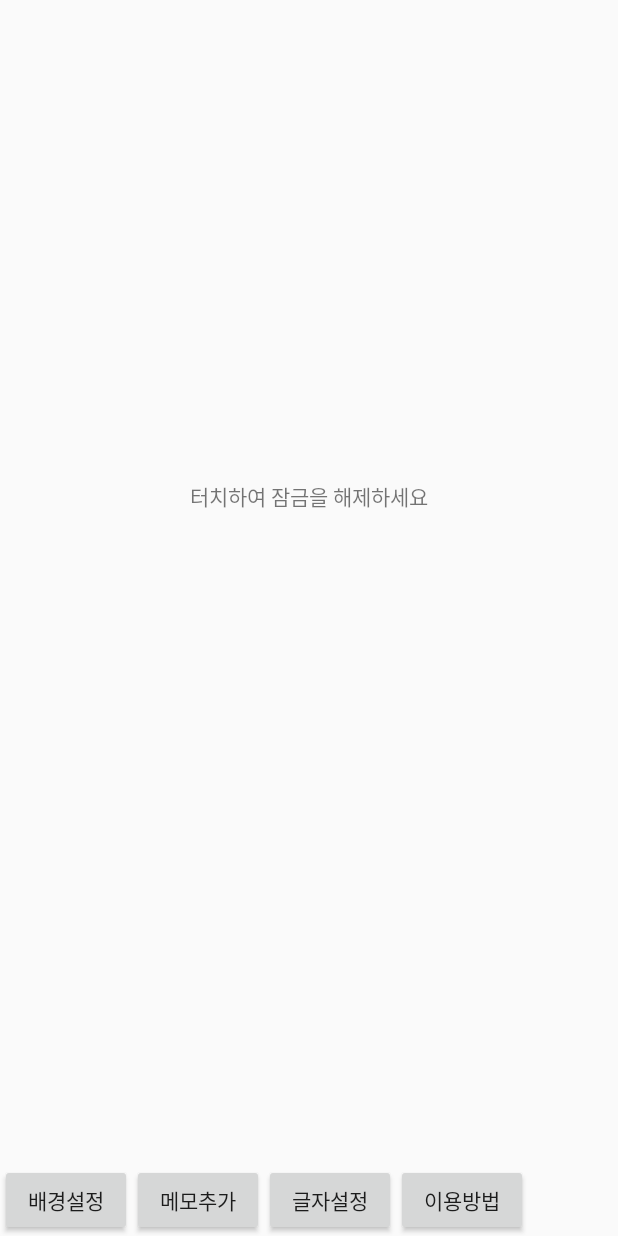
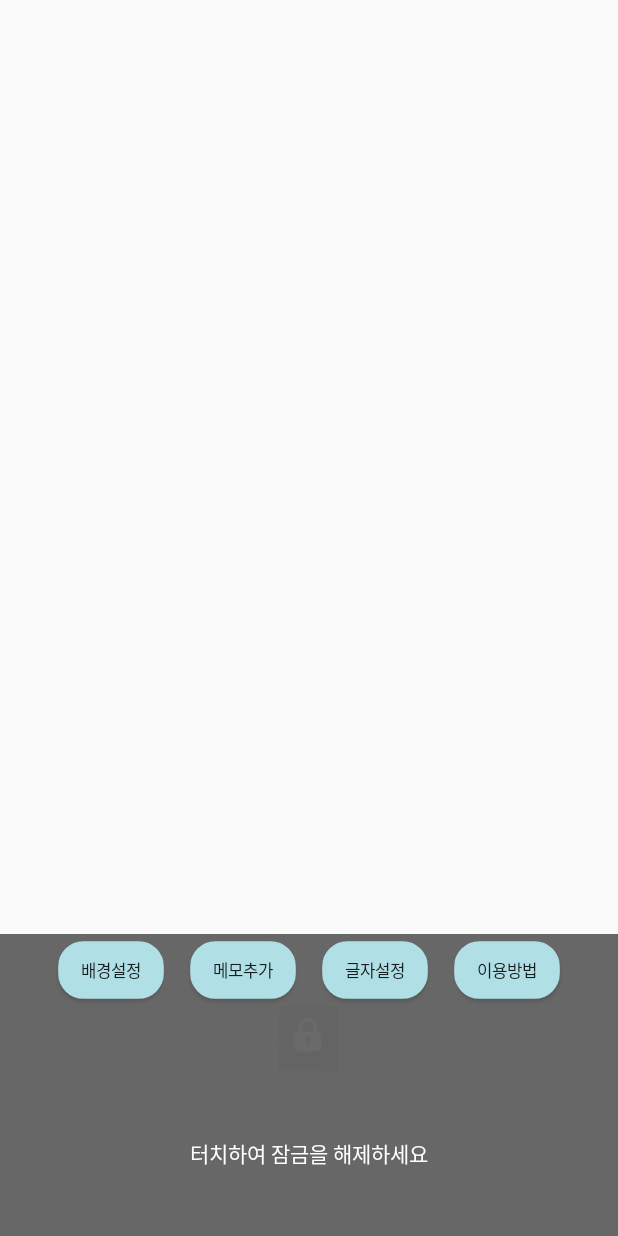
Before and after one commit to Byeon-jaeheon/MustRemember, an Android app: the screen it shows after launch (ConfigActivity), on a phone screen of 412 x 824 dp. Run offline under Robolectric (Android 15) with nearby library versions, the phone set to English and light mode, and no system bars.

Commit message:
layout changed and only moveto back when exclusively touchspace

```diff
--- a/app/src/main/java/com/example/leehk/lockscreenchanger/ConfigActivity.java
+++ b/app/src/main/java/com/example/leehk/lockscreenchanger/ConfigActivity.java
@@ -33,7 +33,9 @@ import android.widget.AdapterView;
 import android.widget.Button;
 import android.widget.DigitalClock;
 import android.widget.ImageView;
+import android.widget.LinearLayout;
 import android.widget.ListView;
+import android.widget.RelativeLayout;
 import android.widget.TextView;
 import android.widget.Toast;
 
@@ -115,12 +117,32 @@ public class ConfigActivity extends FragmentActivity {
         Drawable alpha = line.getBackground();
         alpha.setAlpha(100);
 
+        TextView touchspace = (TextView) findViewById(R.id.touchspace);
+        touchspace.setTextColor(Color.WHITE);
+
+        LinearLayout relate1 = (LinearLayout) findViewById(R.id.relative1);
+        relate1.setBackgroundColor(Color.BLACK);
+        Drawable alpha3 = relate1.getBackground();
+        alpha3.setAlpha(150);
+        ImageView lock = (ImageView) findViewById(R.id.lock) ;
+        lock.getBackground().setAlpha(5);
+
+
         onBtn= (Button)findViewById(R.id.btn1);
         memoBtn = (Button)findViewById(R.id.btn2);
         fontBtn = (Button)findViewById(R.id.btn3);
         helpBtn = (Button)findViewById(R.id.btn4);
+        onBtn.setScaleX((float)0.8);
+        onBtn.setScaleY((float)0.8);
+        memoBtn.setScaleX((float)0.8);
+        memoBtn.setScaleY((float)0.8);
+        fontBtn.setScaleX((float)0.8);
+        fontBtn.setScaleY((float)0.8);
+        helpBtn.setScaleX((float)0.8);
+        helpBtn.setScaleY((float)0.8);
 
        ;
+
 
         watch = (DigitalClock)findViewById(R.id.clock);
 
@@ -191,7 +213,10 @@ public class ConfigActivity extends FragmentActivity {
     public boolean onTouchEvent(MotionEvent event) {
 
         if (COUNTER_FOR_SCREEN == 0) {
-            moveTaskToBack(true);
+           if (event.getY() > 1300)
+                moveTaskToBack(true);
+
+
 
             unlocked = 1;
 
@@ -377,8 +402,6 @@ public class ConfigActivity extends FragmentActivity {
         TextView line = (TextView) findViewById(R.id.line);
         line.bringToFront();
 
-        TextView link = (TextView) findViewById(R.id.link);
-        link.bringToFront();
 
         SimpleDateFormat sdf = new SimpleDateFormat("MM월 dd일");
         String currentdate = sdf.format(Calendar.getInstance().getTime());
@@ -437,11 +460,11 @@ public class ConfigActivity extends FragmentActivity {
         }
         if (prefs.getBoolean("line_visible", Boolean.parseBoolean(null))) {
             line.setVisibility(View.VISIBLE);
-            link.setVisibility(View.VISIBLE);
+
         }
         else {
             line.setVisibility(View.GONE);
-            link.setVisibility(View.GONE);
+
         }
 
         task = new phpDown();
@@ -513,17 +536,16 @@ public class ConfigActivity extends FragmentActivity {
                 JSONObject root = new JSONObject(str);
                 String connection = root.getString("result");
                 if (connection.compareTo("success") == 0) {
-                    String  jname = root.getString("name");
                     String jline = root.getString("content");
                    final String jlink = root.getString("link");
                    TextView x = (TextView)findViewById(R.id.line);
-                    x.setText(jline + "\n" + jname);
-                    final TextView y = (TextView)findViewById(R.id.link);
-                   if (jlink.compareTo("") != 0) {
+                    x.setText(jline);
+                   if (jlink.compareTo("") != 0 && jlink.compareTo("null") != 0) {
 
-                       y.setText(Html.fromHtml("<u>" + "관련링크" + "</u" ));
-                       y.setTextColor(Color.BLUE);
-                       y.setOnClickListener(new View.OnClickListener() {
+                       x.setText(Html.fromHtml("<u>" + jline + "</u" ));
+                       x.setTextColor(Color.BLUE);
+                       x.setClickable(true);
+                       x.setOnClickListener(new View.OnClickListener() {
                            @Override
                            public void onClick(View view) {
                                Intent browserIntent = new Intent(Intent.ACTION_VIEW, Uri.parse(jlink));
@@ -532,9 +554,11 @@ public class ConfigActivity extends FragmentActivity {
                        });
                    }
 
-                    else
-                       y.setText("");
-
+                    else {
+                       x.setText(jline);
+                       x.setTextColor(Color.BLACK);
+                       x.setClickable(false);
+                   }
 
                 }
 
--- /dev/null
+++ b/app/src/main/res/drawable/circler.xml
@@ -0,0 +1,13 @@
+<?xml version="1.0" encoding="utf-8"?>
+<shape xmlns:android="http://schemas.android.com/apk/res/android"
+    android:shape="rectangle" android:padding="10dp">
+    <solid android:color="#B0E0E6"/>
+    <corners
+        android:bottomRightRadius="20dp"
+        android:bottomLeftRadius="20dp"
+        android:topLeftRadius="20dp"
+        android:topRightRadius="20dp"/>
+    <stroke android:width="2dp"
+        android:color="#B0E0E6"
+        />
+</shape>
--- a/app/src/main/res/layout/activity_main.xml
+++ b/app/src/main/res/layout/activity_main.xml
@@ -16,39 +16,7 @@
        />
 
 
-   <Button
-       android:id="@+id/btn1"
-       android:text = "배경설정"
-       android:layout_width="wrap_content"
-       android:layout_height="wrap_content"
-       android:layout_alignParentBottom="true"
 
-       />
-   <Button
-       android:id="@+id/btn2"
-       android:text = "메모추가"
-       android:layout_width="wrap_content"
-       android:layout_height="wrap_content"
-       android:layout_alignParentBottom="true"
-       android:layout_toRightOf="@id/btn1"
-       />
-   <Button
-       android:id="@+id/btn3"
-       android:text = "글자설정"
-       android:layout_width="wrap_content"
-       android:layout_height="wrap_content"
-       android:layout_alignParentBottom="true"
-       android:layout_toRightOf="@id/btn2"
-       />
-   <Button
-       android:id="@+id/btn4"
-       android:text = "이용방법"
-       android:layout_width="wrap_content"
-       android:layout_height="wrap_content"
-       android:layout_alignParentBottom="true"
-       android:layout_toRightOf="@id/btn3"
-
-       />
    <DigitalClock
        android:id="@+id/clock"
        android:layout_width="wrap_content"
@@ -67,27 +35,75 @@
        android:scaleType="fitXY"
 
        />
+   <LinearLayout
+       android:id="@+id/relative1"
+       android:orientation="vertical"
+       android:layout_width="match_parent"
+       android:layout_height="wrap_content"
+       android:layout_alignParentBottom="true"
+       >
+      <LinearLayout
+          android:orientation="horizontal"
+          android:layout_width="match_parent"
+          android:layout_height="wrap_content"
+          android:layout_marginLeft="30dp"
+          android:layout_marginRight="30dp"
+          android:gravity = "center"
+          >
+         <Button
+             android:id="@+id/btn1"
+             android:text = "배경설정"
+             android:gravity="center"
+             android:background="@drawable/circler"
+             android:layout_width="wrap_content"
+             android:layout_height="wrap_content"
+             android:layout_weight="1"
+
+             />
+         <Button
+             android:id="@+id/btn2"
+             android:text = "메모추가"
+             android:layout_gravity="center_horizontal"
+             android:background="@drawable/circler"
+             android:layout_width="wrap_content"
+             android:layout_height="wrap_content"
+             android:layout_weight="1"
+             />
+         <Button
+             android:id="@+id/btn3"
+             android:text = "글자설정"
+             android:layout_gravity="center_horizontal"
+             android:background="@drawable/circler"
+             android:layout_width="wrap_content"
+             android:layout_height="wrap_content"
+             android:layout_weight="1"
+             />
+         <Button
+             android:id="@+id/btn4"
+             android:text = "이용방법"
+             android:gravity="center"
+             android:background="@drawable/circler"
+             android:layout_width="wrap_content"
+             android:layout_height="wrap_content"
+             android:layout_weight="1"
+             />
+      </LinearLayout>
+      <ImageView
+          android:id="@+id/lock"
+          android:layout_width="wrap_content"
+          android:layout_height="wrap_content"
+          android:layout_gravity="center_horizontal"
+          android:background="@drawable/lock"
+          />
    <TextView
        android:id="@+id/touchspace"
        android:text = "터치하여 잠금을 해제하세요"
-       android:gravity="top"
+       android:gravity="center"
        android:textAlignment="center"
        android:layout_width="match_parent"
-       android:layout_height="110dp"
-       android:layout_marginTop="320dp"
+       android:layout_height="110dp" />
 
-       />
-
-   <TextView
-       android:id="@+id/link"
-       android:layout_width="match_parent"
-       android:layout_height="wrap_content"
-       android:textAlignment="center"
-       android:gravity="center"
-       android:text = "http://m.naver.com"
-       android:background="#ffffff"
-       android:layout_above="@id/btn1"
-       />
+   </LinearLayout>
 
    <TextView
        android:id="@+id/line"
@@ -97,7 +113,7 @@
        android:gravity="center"
        android:text = "성공은 영원하지 않고, 실패는 치명적이지 않다 \n- 마이크 다트카-"
        android:background="#ffffff"
-       android:layout_above="@id/link"
+       android:layout_above="@id/relative1"
        />
    <TextView
        android:id="@+id/date"
```
Also changed, not shown: app/src/main/res/values/array.xml (+18 -0 lines), app/src/main/res/xml/preferences.xml (+7 -0 lines), app/src/main/res/drawable/lock.PNG (added).
